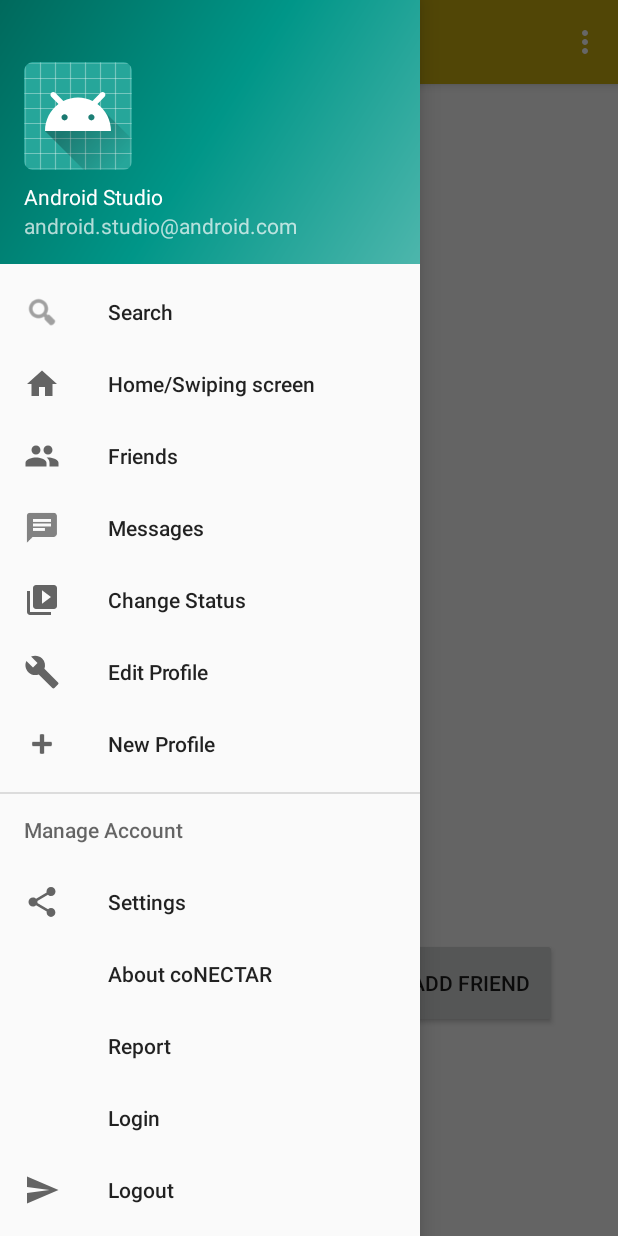
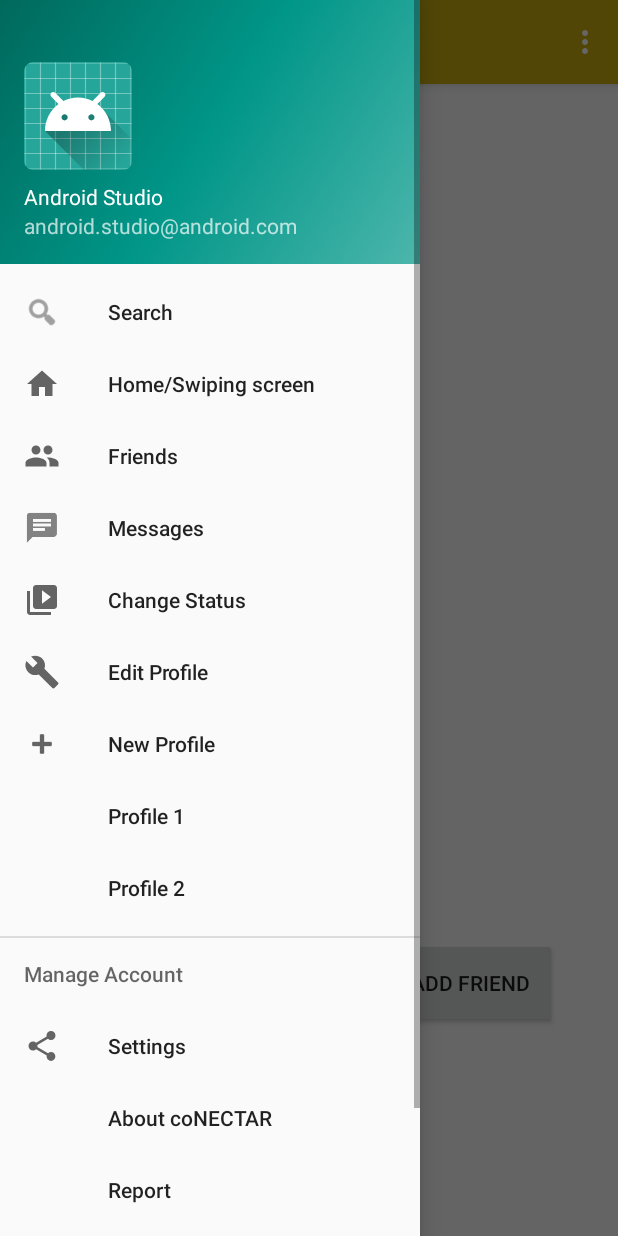
Before and after one commit to reccos0515/SS_4, an Android app: the screen it shows after launch (MainActivity), with the side drawer open, on a phone screen of 412 x 824 dp. Run offline under Robolectric (Android 15) with nearby library versions, the phone set to English and light mode, and no system bars; our stand-ins replace Volley; network calls fail.

Commit message:
Added links to the profile views in the menu

```diff
--- a/app/src/main/java/com/conectar/conectar/MainActivity.java
+++ b/app/src/main/java/com/conectar/conectar/MainActivity.java
@@ -23,7 +23,7 @@ public class MainActivity extends AppCompatActivity
             FriendsFragment.OnFragmentInteractionListener, MessagesFragment.OnFragmentInteractionListener,
             NewProfileFragment.OnFragmentInteractionListener, SearchFragment.OnFragmentInteractionListener,
             SwipeFragment.OnFragmentInteractionListener, LoginFragment.OnFragmentInteractionListener,
-            ProfileViewFragment.OnFragmentInteractionListener{
+            ProfileViewFragment.OnFragmentInteractionListener, SecondProfileFragment.OnFragmentInteractionListener{ //TODO delete second profile after demo2
     /*Added Logout, Edit Profile, Change Status, Friends, Messages, New Profile, Search, Swipe Screen/Home, Login
     to drawer navigation */
     @Override
@@ -131,6 +131,10 @@ public class MainActivity extends AppCompatActivity
             //waiting for xml implementation
         } else if (id == R.id.nav_friends) {
             fragment = new FriendsFragment();
+        } else if (id == R.id.nav_profileView) {
+            fragment = new ProfileViewFragment();
+        } else if (id == R.id.nav_secondProfile) { //TODO needs to be deleted after demo2
+            fragment = new SecondProfileFragment();
         }
 
         if(fragment != null){
--- a/app/src/main/res/menu/activity_main_drawer.xml
+++ b/app/src/main/res/menu/activity_main_drawer.xml
@@ -32,6 +32,12 @@
             android:id="@+id/nav_newProfile"
             android:icon="@android:drawable/ic_input_add"
             android:title="New Profile" />
+        <item
+            android:id="@+id/nav_profileView"
+            android:title="Profile 1" />
+        <item
+            android:id="@+id/nav_secondProfile"
+            android:title="Profile 2" />
     </group>
 
     <item
```
Also changed, not shown: app/src/main/java/com/conectar/conectar/SecondProfileFragment.java (added, +122 -0 lines).
